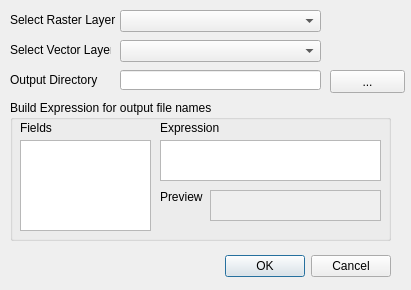
Qt form RasterSplitter_dialog_base.ui (ramshresh/RasterSplitter) before a commit.
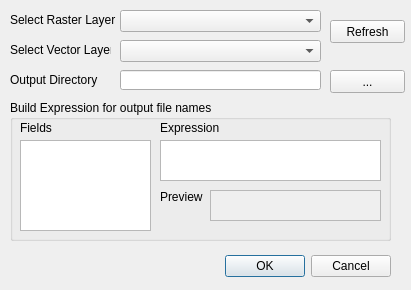
The same form after that commit.

Commit message: Solved bugs and added features:  Index out of range. Added Refresh Layers

```diff
--- a/RasterSplitter_dialog_base.ui
+++ b/RasterSplitter_dialog_base.ui
@@ -199,6 +199,19 @@
     </property>
    </widget>
   </widget>
+  <widget class="QPushButton" name="refresh">
+   <property name="geometry">
+    <rect>
+     <x>330</x>
+     <y>20</y>
+     <width>75</width>
+     <height>23</height>
+    </rect>
+   </property>
+   <property name="text">
+    <string>Refresh</string>
+   </property>
+  </widget>
  </widget>
  <resources/>
  <connections>
```
The commit also changes 6 other files.
